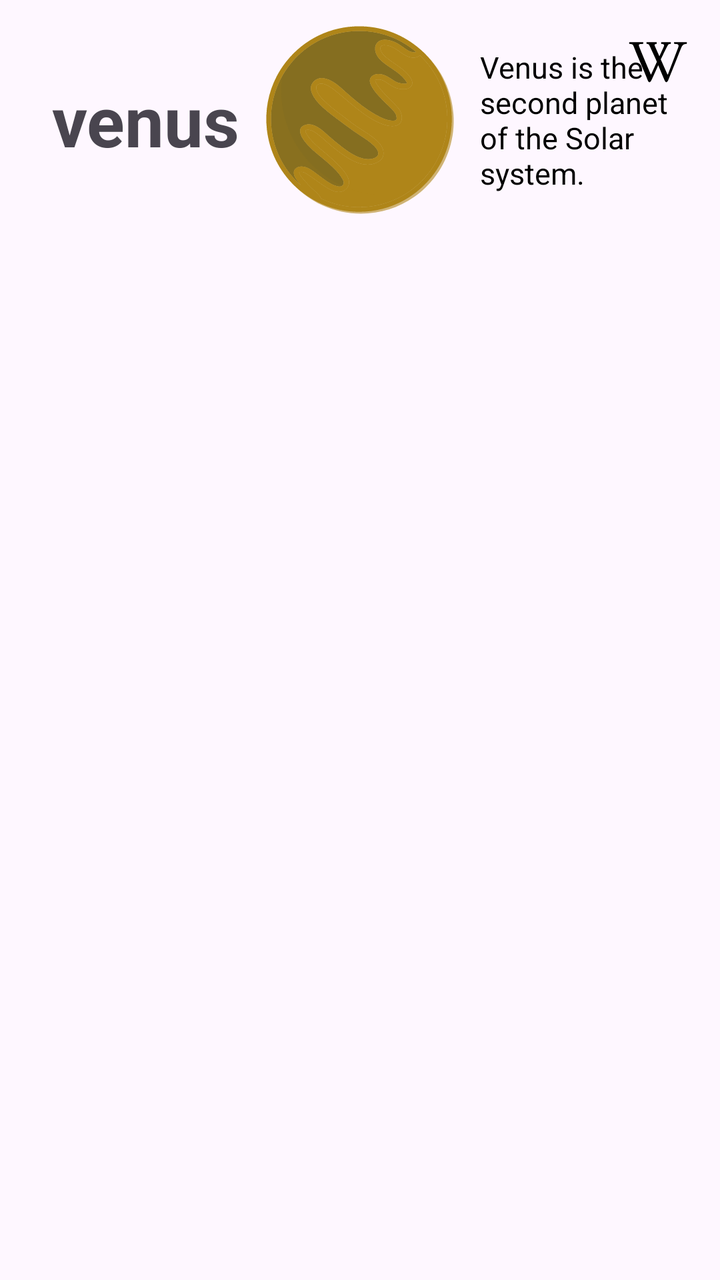
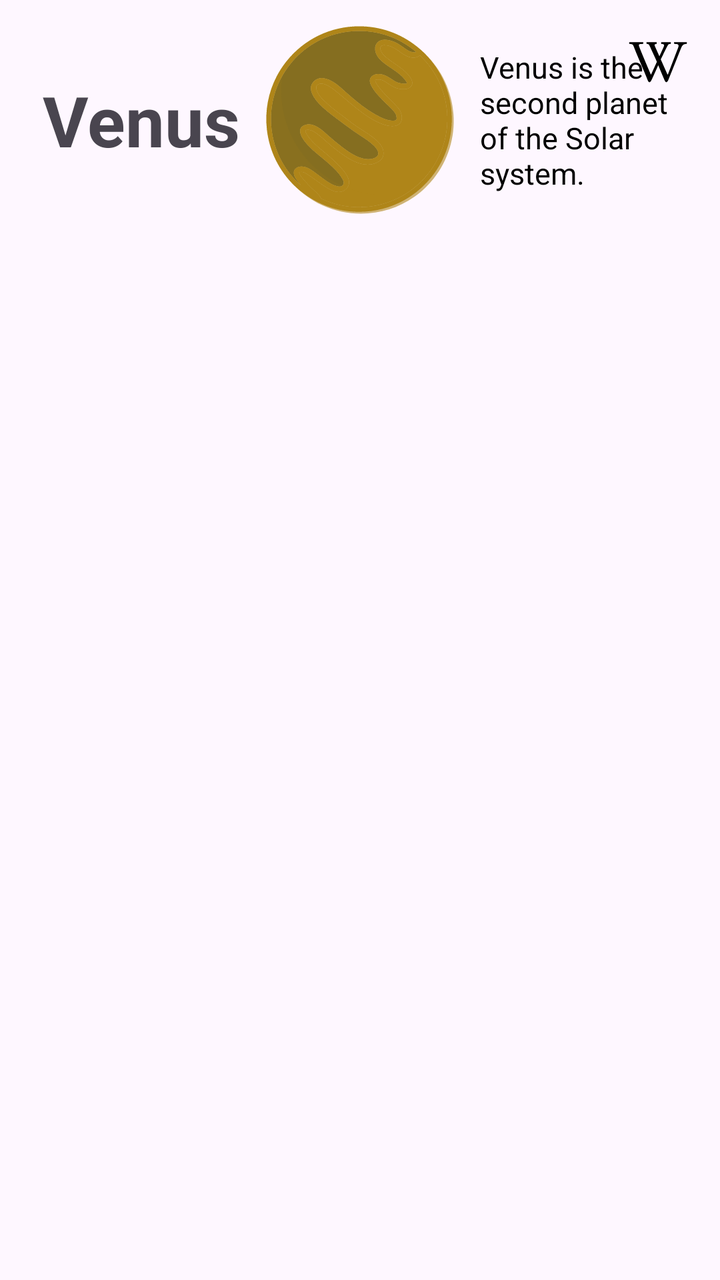

Compare the two renders of this Android layout. The source of the first and the diff that turns it into the second are given below.
<!-- AndroidManifest.xml: application theme Theme.RecyclerView -->
<!-- res/layout/item_venus.xml -->
<?xml version="1.0" encoding="utf-8"?>
<androidx.constraintlayout.widget.ConstraintLayout xmlns:android="http://schemas.android.com/apk/res/android"
    android:layout_width="match_parent"
    android:layout_height="wrap_content"
    xmlns:app="http://schemas.android.com/apk/res-auto">

    <androidx.appcompat.widget.AppCompatImageView
        android:id="@+id/venusImageView"
        android:layout_width="120dp"
        android:layout_height="120dp"
        app:layout_constraintEnd_toEndOf="parent"
        app:layout_constraintStart_toStartOf="parent"
        app:layout_constraintTop_toTopOf="parent"
        app:srcCompat="@drawable/venus" />

    <androidx.appcompat.widget.AppCompatTextView
        android:layout_width="wrap_content"
        android:layout_height="wrap_content"
        android:text="venus"
        android:textSize="35sp"
        android:textStyle="bold"
        app:layout_constraintBottom_toBottomOf="@+id/venusImageView"
        app:layout_constraintEnd_toStartOf="@+id/venusImageView"
        app:layout_constraintTop_toTopOf="@+id/venusImageView" />

    <androidx.appcompat.widget.AppCompatImageView
        android:id="@+id/wikiImageView"
        android:layout_width="wrap_content"
        android:layout_height="wrap_content"
        android:layout_margin="15dp"
        app:layout_constraintEnd_toEndOf="parent"
        app:layout_constraintTop_toTopOf="parent"
        app:srcCompat="@drawable/wikipedia" />

    <androidx.appcompat.widget.AppCompatTextView
        android:id="@+id/descriptionTextView"
        android:layout_width="0dp"
        android:layout_height="wrap_content"
        android:text="Venus is the second planet of the Solar system."
        android:textColor="#000"
        android:textSize="15sp"
        app:layout_constraintBottom_toBottomOf="@+id/venusImageView"
        app:layout_constraintEnd_toStartOf="@+id/barrier"
        app:layout_constraintStart_toEndOf="@+id/venusImageView"
        app:layout_constraintTop_toTopOf="@+id/venusImageView" />

    <androidx.constraintlayout.widget.Barrier
        android:id="@+id/barrier"
        android:layout_width="wrap_content"
        android:layout_height="wrap_content"
        app:barrierDirection="end"
        app:constraint_referenced_ids="wikiImageView" />

</androidx.constraintlayout.widget.ConstraintLayout>
<!-- resources referenced by this layout -->
<resources>
  <!-- drawable venus: vector/xml drawable (drawable, 18437 chars, omitted) -->
  <!-- drawable wikipedia (drawable) -->
  <?xml version="1.0" encoding="utf-8"?>
  <vector xmlns:android="http://schemas.android.com/apk/res/android"
      android:width="32dp"
      android:height="32dp"
      android:viewportWidth="100"
      android:viewportHeight="100">
      <path
          android:fillColor="#FF000000"
          android:pathData="M94.938,19H76.331l-1.332,0.229v1.788c0,0.21 0.636,0.386 0.812,0.517c0.168,0.142 0.623,0.219 0.811,0.219l1.686,0.084c1.912,0.09 2.494,0.505 3.239,1.205c0.731,0.725 0.851,1.955 0.281,3.684L65.383,69.654l-0.628,-0.187L54.309,45.97c0.151,-0.353 0.242,-0.551 0.242,-0.551l8.553,-17.578c0.994,-1.854 1.957,-3.511 2.446,-4.283c0.894,-1.408 1.328,-1.674 3.763,-1.797c0.498,0 0.688,-0.244 0.688,-0.738v-1.778l-0.125,-0.191c0,0 -10.224,-0.035 -14.879,0l0.002,0.183v1.779c0,0.217 -0.119,0.39 0.046,0.521c0.176,0.142 0.25,0.215 0.439,0.215l0.697,0.089c1.902,0.09 2.754,0.636 3.012,0.979c0.455,0.615 0.668,1.271 -0.434,3.911l-6.585,14.42l-5.95,-13.376c-1.952,-4.274 -2.434,-5.597 0.507,-5.844l0.79,-0.183c0.566,0 0.478,-0.224 0.478,-0.649v-1.87l-0.059,-0.153c0,0 -10.899,0 -15.873,0.003L32,19.262v1.875c0,0.421 0.416,0.529 1.186,0.645c2.754,0.396 2.707,0.713 5.428,6.646c0.407,0.889 1.61,3.57 1.61,3.57l6.203,13.391c0,0 0.704,1.72 1.805,4.39l-9.016,19.763l-0.514,-0.146c0,0 -13.992,-32.418 -18.037,-43.266c-0.427,-1.117 -0.611,-1.953 -0.611,-2.468c0,-1.102 0.904,-1.699 2.712,-1.779l2.751,-0.099c0.563,0 1.483,-0.236 1.483,-0.727v-1.779l-0.829,-0.184c0,0 -17.139,-0.021 -20.602,0L5,19.279v1.872c0,0.336 0.449,0.545 1.228,0.634c2.128,0.129 3.559,0.499 4.229,1.123c0.668,0.628 1.393,2.215 2.333,4.688c5.086,13.424 15.901,37.38 21.166,51.026c1.512,3.724 3.423,4.303 5.732,-0.117c2.379,-4.848 7.179,-15.608 10.68,-23.552c3.275,7.924 7.734,18.645 9.885,23.501c1.712,3.887 3.664,4.271 5.646,0.116c5.183,-12.654 20.319,-50.736 20.319,-50.736c0.654,-1.869 1.568,-3.309 2.746,-4.355c1.169,-1.033 2.909,-1.617 5.349,-1.731c0.494,0 0.688,-0.249 0.688,-0.731v-1.788L94.938,19z"/>
  </vector>
  <style name="Theme.RecyclerView" parent="Base.Theme.RecyclerView" />
  <style name="Base.Theme.RecyclerView" parent="Theme.Material3.DayNight.NoActionBar">
          
          
      </style>
</resources>

<!-- the commit's change to res/layout/item_venus.xml (unified diff, before → after) -->
@@ -16,7 +16,7 @@
     <androidx.appcompat.widget.AppCompatTextView
         android:layout_width="wrap_content"
         android:layout_height="wrap_content"
-        android:text="venus"
+        android:text="Venus"
         android:textSize="35sp"
         android:textStyle="bold"
         app:layout_constraintBottom_toBottomOf="@+id/venusImageView"
